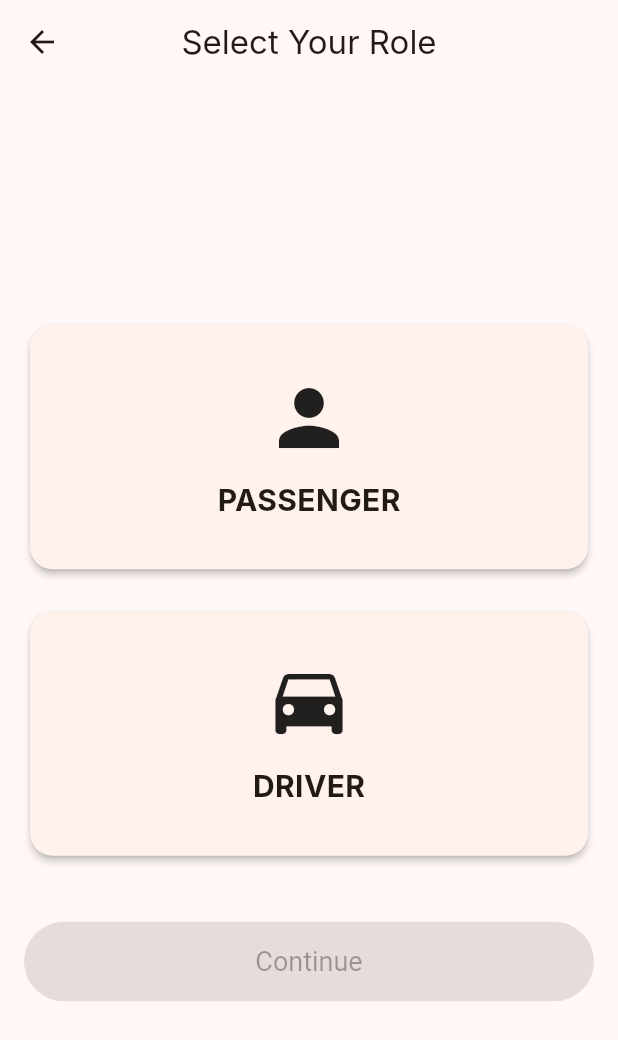
After one commit to nalladev/RouteMate, a Flutter app: the RoleSelectionScreen screen opened directly, on a phone screen of 412 x 824 dp. The commit adds this screen. Shown: the top 1040 px of the screen. Run offline on Flutter 3.47's test engine with Material 3 defaults, Android fonts, the phone set to English and light mode, and no system bars; our stand-ins replace flutter_map, jwt_decoder, latlong2, location, shared_preferences; accounts and stored records are empty; Roboto replaces fonts that are missing (Inter).

Commit message:
Phase 5-ROLE SELECTION SCREEN

```diff
--- a/lib/features/auth/screens/auth_gate.dart
+++ b/lib/features/auth/screens/auth_gate.dart
@@ -3,6 +3,7 @@ import 'package:provider/provider.dart';
 import 'package:routemate/services/auth_service.dart';
 import 'package:routemate/features/auth/screens/login_screen.dart';
 import 'package:routemate/screens/home_page.dart';
+import 'package:routemate/features/auth/screens/role_selection_screen.dart';
 
 class AuthGate extends StatefulWidget {
   const AuthGate({super.key});
@@ -39,8 +40,17 @@ class _AuthGateState extends State<AuthGate> {
         return Consumer<AuthService>(
           builder: (context, authService, child) {
             if (authService.isLoggedIn) {
-              return const RouteMateHomePage();
+              // If user is logged in, check if they have a role.
+              final role = authService.currentUserRole;
+              if (role == null || role.isEmpty) {
+                // If no role is assigned, direct to RoleSelectionScreen.
+                return const RoleSelectionScreen();
+              } else {
+                // If a role exists, proceed to the main app homepage.
+                return const RouteMateHomePage();
+              }
             } else {
+              // If user is not logged in, show the LoginScreen.
               return const LoginScreen();
             }
           },
--- /dev/null
+++ b/lib/features/auth/screens/role_selection_screen.dart
@@ -0,0 +1,179 @@
+
+import 'package:flutter/material.dart';
+import 'package:provider/provider.dart';
+import 'package:routemate/services/auth_service.dart';
+
+class RoleSelectionScreen extends StatefulWidget {
+  const RoleSelectionScreen({Key? key}) : super(key: key);
+
+  @override
+  _RoleSelectionScreenState createState() => _RoleSelectionScreenState();
+}
+
+class _RoleSelectionScreenState extends State<RoleSelectionScreen> {
+  // Stores the selected role. Can be 'driver' or 'passenger'.
+  String? _selectedRole;
+  bool _isLoading = false;
+
+  void _selectRole(String role) {
+    setState(() {
+      _selectedRole = role;
+    });
+  }
+
+  Future<void> _onContinue() async {
+    if (_selectedRole == null) {
+      return;
+    }
+
+    setState(() {
+      _isLoading = true;
+    });
+
+    try {
+      final authService = Provider.of<AuthService>(context, listen: false);
+
+      // Calls the AuthService to set the user's role via an API call.
+      await authService.setRole(_selectedRole!);
+
+      // On success, navigate to the HomePage.
+      // The AuthGate will handle showing the correct screen based on the role.
+       if (mounted) {
+        Navigator.of(context).pushReplacementNamed('/home');
+      }
+
+    } catch (e) {
+      // Handle errors, e.g., show a snackbar
+      if (mounted) {
+        ScaffoldMessenger.of(context).showSnackBar(
+          SnackBar(content: Text('Failed to set role: ${e.toString()}')),
+        );
+      }
+    } finally {
+      if (mounted) {
+        setState(() {
+          _isLoading = false;
+        });
+      }
+    }
+  }
+
+  @override
+  Widget build(BuildContext context) {
+    return Scaffold(
+      appBar: AppBar(
+        title: const Text('Select Your Role'),
+        centerTitle: true,
+      ),
+      body: Padding(
+        padding: const EdgeInsets.all(16.0),
+        child: Column(
+          mainAxisAlignment: MainAxisAlignment.center,
+          crossAxisAlignment: CrossAxisAlignment.stretch,
+          children: [
+            _RoleCard(
+              role: 'passenger',
+              icon: Icons.person,
+              isSelected: _selectedRole == 'passenger',
+              onTap: () => _selectRole('passenger'),
+            ),
+            const SizedBox(height: 20),
+            _RoleCard(
+              role: 'driver',
+              icon: Icons.drive_eta,
+              isSelected: _selectedRole == 'driver',
+              onTap: () => _selectRole('driver'),
+            ),
+            const SizedBox(height: 40),
+            ElevatedButton(
+              // Button is disabled until a role is selected.
+              onPressed: _selectedRole == null || _isLoading ? null : _onContinue,
+              style: ElevatedButton.styleFrom(
+                padding: const EdgeInsets.symmetric(vertical: 16),
+                textStyle: const TextStyle(fontSize: 18),
+              ),
+              child: _isLoading
+                  ? const CircularProgressIndicator(color: Colors.white)
+                  : const Text('Continue'),
+            ),
+          ],
+        ),
+      ),
+    );
+  }
+}
+
+class _RoleCard extends StatelessWidget {
+  final String role;
+  final IconData icon;
+  final bool isSelected;
+  final VoidCallback onTap;
+
+  const _RoleCard({
+    required this.role,
+    required this.icon,
+    required this.isSelected,
+    required this.onTap,
+  });
+
+  @override
+  Widget build(BuildContext context) {
+    final theme = Theme.of(context);
+    return GestureDetector(
+      onTap: onTap,
+      child: Card(
+        elevation: isSelected ? 8 : 2,
+        shape: RoundedRectangleBorder(
+          borderRadius: BorderRadius.circular(15),
+          side: BorderSide(
+            color: isSelected ? theme.primaryColor : Colors.transparent,
+            width: 2,
+          ),
+        ),
+        child: Padding(
+          padding: const EdgeInsets.all(32.0),
+          child: Column(
+            children: [
+              Icon(icon, size: 60, color: isSelected ? theme.primaryColor : null),
+              const SizedBox(height: 10),
+              Text(
+                role.toUpperCase(),
+                style: TextStyle(
+                  fontSize: 20,
+                  fontWeight: FontWeight.bold,
+                  color: isSelected ? theme.primaryColor : null,
+                ),
+              ),
+            ],
+          ),
+        ),
+      ),
+    );
+  }
+}
+
+/// Sample Widget Tree for RoleSelectionScreen:
+///
+/// RoleSelectionScreen
+/// └── Scaffold
+///     ├── AppBar
+///     └── Padding
+///         └── Column
+///             ├── _RoleCard (Passenger)
+///             │   └── GestureDetector
+///             │       └── Card
+///             │           └── Padding
+///             │               └── Column
+///             │                   ├── Icon
+///             │                   └── Text
+///             ├── SizedBox
+///             ├── _RoleCard (Driver)
+///             │   └── GestureDetector
+///             │       └── Card
+///             │           └── Padding
+///             │               └── Column
+///             │                   ├── Icon
+///             │                   └── Text
+///             ├── SizedBox
+///             └── ElevatedButton (Continue)
+///                 └── Text or CircularProgressIndicator
--- a/lib/services/api_service.dart
+++ b/lib/services/api_service.dart
@@ -134,7 +134,7 @@ class ApiService {
   }
 
   // User
-  Future<String> setRole(String role) async {
+  Future<String> setUserRole(String role) async {
     final result = await _post('user/set-role', {'role': role});
     if (result['token'] is! String) {
       throw ApiException('Invalid token received from server after setting role.');
--- a/lib/services/auth_service.dart
+++ b/lib/services/auth_service.dart
@@ -91,4 +91,22 @@ class AuthService with ChangeNotifier {
     // In a real app, you might want to notify the backend to invalidate the token.
     await _clearToken();
   }
+
+  /// Sets the user's role by calling the API and updates the token.
+  /// This is used during the initial role selection.
+  Future<void> setRole(String role) async {
+    try {
+      // Calls the API to set the role and receives a new, updated JWT.
+      final newToken = await _apiService.setUserRole(role);
+
+      // How the role is refreshed in state:
+      // The new token, which contains the updated role claim, is saved.
+      // _saveToken decodes the JWT, extracts the new role, and updates the
+      // user model in the app's state, triggering a UI refresh.
+      await _saveToken(newToken);
+    } catch (e) {
+      debugPrint("Failed to set role: $e");
+      rethrow; // Re-throw to be handled by the UI layer.
+    }
+  }
 }
--- a/lib/widgets/wallet_bottom_sheet.dart
+++ b/lib/widgets/wallet_bottom_sheet.dart
@@ -52,8 +52,8 @@ class _WalletBottomSheetState extends State<WalletBottomSheet> {
     });
 
     try {
-      final newToken = await _apiService.setRole(
-        role == UserRole.driver ? 'DRIVER' : 'PASSENGER',
+      final newToken = await _apiService.setUserRole(
+        role == UserRole.driver ? 'driver' : 'passenger',
       );
       await _authService.updateTokenAndRole(newToken);
 
```
